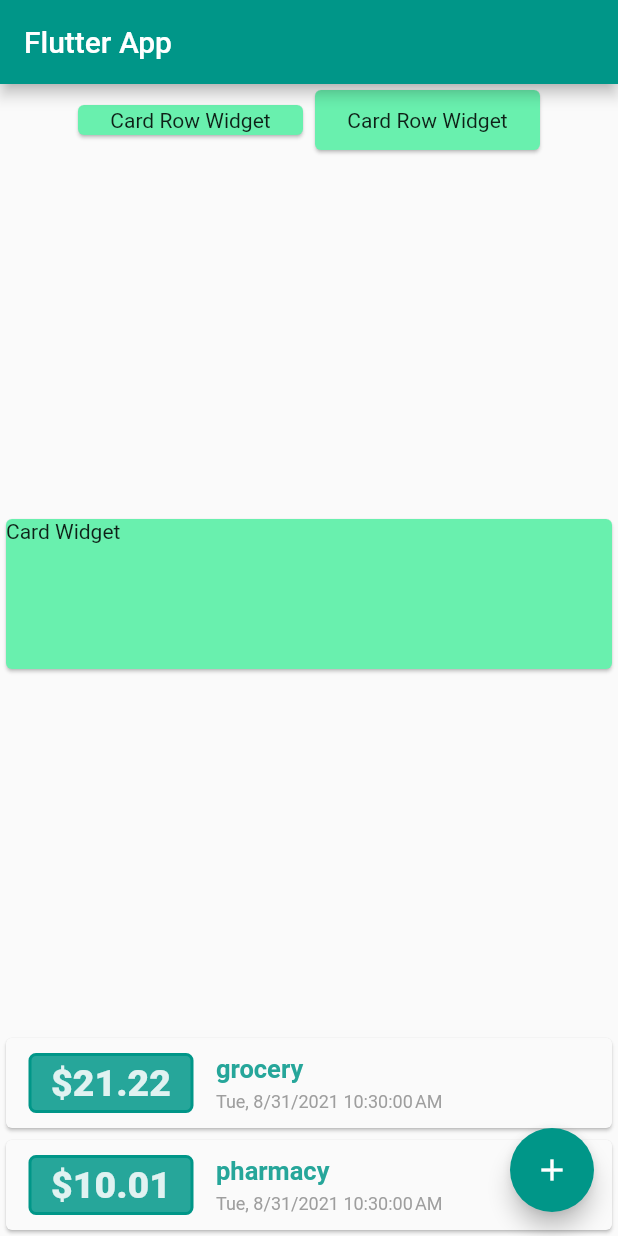
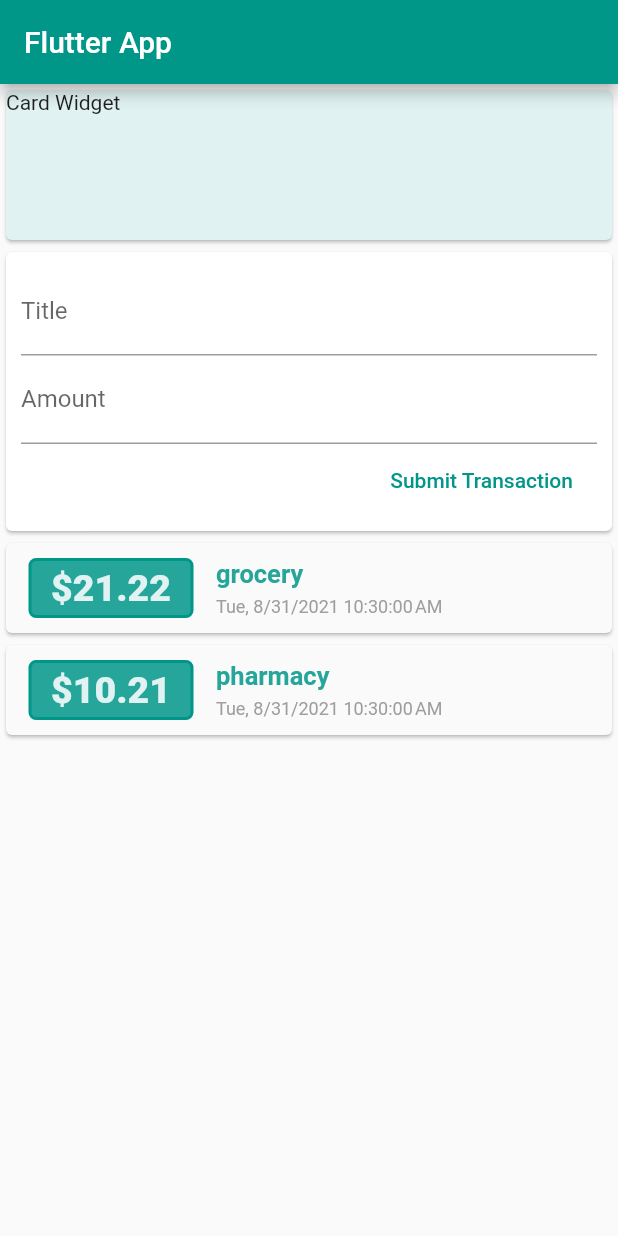
Before and after one commit to inisoultani/flutter-expense-planner, a Flutter app: the screen it shows after launch, on a phone screen of 412 x 824 dp. Run offline on Flutter 3.47's test engine with Material 2 defaults, Android fonts, the phone set to English and light mode, and no system bars.

Commit message:
refactor widget

```diff
--- a/lib/main.dart
+++ b/lib/main.dart
@@ -1,6 +1,5 @@
 import 'package:flutter/material.dart';
-import 'package:intl/intl.dart';
-import './transaction.dart';
+import 'widgets/user_transactions.dart';
 
 void main() => runApp(ExpensePlannerApp());
 
@@ -19,70 +18,7 @@ class ExpensePlannerApp extends StatelessWidget {
 }
 
 class MyHomePage extends StatelessWidget {
-  final List<Transaction> transactions = [
-    Transaction(
-      id: 't1',
-      amount: 21.22,
-      title: 'grocery',
-      date: DateTime.now(),
-    ),
-    Transaction(
-      id: 't2',
-      amount: 10.01,
-      title: 'pharmacy',
-      date: DateTime.now(),
-    )
-  ];
 
-  List<Card> renderTransactionCards() {
-    return transactions
-        .map((transaction) => Card(
-              child: Row(
-                children: [
-                  Container(
-                    child: Text(
-                      '\$${transaction.amount.toString()}',
-                      style: TextStyle(
-                          color: Colors.teal[50],
-                          fontSize: 25,
-                          fontWeight: FontWeight.w800),
-                    ),
-                    width: 110,
-                    height: 40,
-                    alignment: Alignment.center,
-                    margin: EdgeInsets.symmetric(horizontal: 15, vertical: 10),
-                    decoration: BoxDecoration(
-                        color: Colors.teal[400],
-                        border: Border.all(color: Colors.teal, width: 2),
-                        borderRadius: BorderRadius.circular(5)),
-                  ),
-                  Column(
-                    children: [
-                      Container(
-                        child: Text(
-                          transaction.title,
-                          style: TextStyle(
-                            color: Colors.teal[400],
-                            fontSize: 17,
-                            fontWeight: FontWeight.w700,
-                          ),
-                        ),
-                        margin: EdgeInsets.only(bottom: 5),
-                      ),
-                      Text(
-                        DateFormat.yMEd().add_jms().format(transaction.date),
-                        style: TextStyle(fontSize: 12, color: Colors.grey),
-                      )
-                    ],
-                    crossAxisAlignment: CrossAxisAlignment.start,
-                    mainAxisAlignment: MainAxisAlignment.center,
-                  ),
-                ],
-              ),
-              color: Colors.grey[50],
-            ))
-        .toList();
-  }
 
   @override
   Widget build(BuildContext context) {
@@ -90,57 +26,7 @@ class MyHomePage extends StatelessWidget {
       appBar: AppBar(
         title: Text('Flutter App'),
       ),
-      body: Column(
-        mainAxisAlignment: MainAxisAlignment.spaceBetween,
-        crossAxisAlignment: CrossAxisAlignment.center,
-        children: [
-          Row(
-            crossAxisAlignment: CrossAxisAlignment.center,
-            mainAxisAlignment: MainAxisAlignment.center,
-            children: [
-              Card(
-                child: Container(
-                  child: Text('Card Row Widget'),
-                  height: 20,
-                  width: 150,
-                  alignment: Alignment.center,
-                ),
-                elevation: 1,
-                color: Colors.greenAccent,
-              ),
-              Card(
-                child: Container(
-                  child: Text('Card Row Widget'),
-                  height: 40,
-                  width: 150,
-                  alignment: Alignment.center,
-                ),
-                elevation: 1,
-                color: Colors.greenAccent,
-              ),
-            ],
-          ),
-          Card(
-            child: Container(
-              child: Text('Card Widget'),
-              width: double.infinity,
-              height: 100,
-            ),
-            elevation: 1,
-            color: Colors.greenAccent,
-          ),
-          Column(
-            children: [
-              ...renderTransactionCards(),
-            ],
-          )
-        ],
-      ),
-      floatingActionButton: FloatingActionButton(
-        onPressed: null,
-        tooltip: 'Increment',
-        child: Icon(Icons.add),
-      ),
+      body: UserTransactions(),
     );
   }
 }
--- /dev/null
+++ b/lib/widgets/transaction_form.dart
@@ -0,0 +1,39 @@
+import 'package:flutter/material.dart';
+
+class TransactionForm extends StatelessWidget {
+  final titleInputController = TextEditingController();
+  final amountInputController = TextEditingController();
+  final Function createNewTransaction;
+
+  TransactionForm({required this.createNewTransaction});
+
+  @override
+  Widget build(BuildContext context) {
+    return Card(
+      child: Container(
+        child: Column(
+          children: [
+            TextField(
+              controller: titleInputController,
+              decoration: InputDecoration(labelText: 'Title'),
+            ),
+            TextField(
+              controller: amountInputController,
+              decoration: InputDecoration(labelText: 'Amount'),
+            ),
+            FlatButton(
+              onPressed: () => this.createNewTransaction(
+                titleInputController.text,
+                double.parse(amountInputController.text)
+              ),
+              child: Text('Submit Transaction'),
+              textColor: Colors.teal,
+            )
+          ],
+          crossAxisAlignment: CrossAxisAlignment.end,
+        ),
+        padding: EdgeInsets.all(10),
+      ),
+    );
+  }
+}
--- /dev/null
+++ b/lib/widgets/transaction_list.dart
@@ -0,0 +1,69 @@
+import 'package:flutter/material.dart';
+import 'package:intl/intl.dart';
+
+import '../models/transaction.dart';
+
+class TransactionList extends StatelessWidget {
+  final List<Transaction> userTransactions;
+
+  TransactionList({required this.userTransactions});
+
+  List<Card> renderTransactionCards() {
+    return userTransactions
+        .map((transaction) => Card(
+              child: Row(
+                children: [
+                  Container(
+                    child: Text(
+                      '\$${transaction.amount.toString()}',
+                      style: TextStyle(
+                          color: Colors.teal[50],
+                          fontSize: 25,
+                          fontWeight: FontWeight.w800),
+                    ),
+                    width: 110,
+                    height: 40,
+                    alignment: Alignment.center,
+                    margin: EdgeInsets.symmetric(horizontal: 15, vertical: 10),
+                    decoration: BoxDecoration(
+                        color: Colors.teal[400],
+                        border: Border.all(color: Colors.teal, width: 2),
+                        borderRadius: BorderRadius.circular(5)),
+                  ),
+                  Column(
+                    children: [
+                      Container(
+                        child: Text(
+                          transaction.title,
+                          style: TextStyle(
+                            color: Colors.teal[400],
+                            fontSize: 17,
+                            fontWeight: FontWeight.w700,
+                          ),
+                        ),
+                        margin: EdgeInsets.only(bottom: 5),
+                      ),
+                      Text(
+                        DateFormat.yMEd().add_jms().format(transaction.date),
+                        style: TextStyle(fontSize: 12, color: Colors.grey),
+                      )
+                    ],
+                    crossAxisAlignment: CrossAxisAlignment.start,
+                    mainAxisAlignment: MainAxisAlignment.center,
+                  ),
+                ],
+              ),
+              color: Colors.grey[50],
+            ))
+        .toList();
+  }
+
+  @override
+  Widget build(BuildContext context) {
+    return Column(
+      children: [
+        ...this.renderTransactionCards(),
+      ],
+    );
+  }
+}
--- /dev/null
+++ b/lib/widgets/user_transactions.dart
@@ -0,0 +1,61 @@
+import 'package:flutter/material.dart';
+import './transaction_list.dart';
+import './transaction_form.dart';
+import '../models/transaction.dart';
+
+class UserTransactions extends StatefulWidget {
+  const UserTransactions({Key? key}) : super(key: key);
+
+  @override
+  _UserTransactionsState createState() => _UserTransactionsState();
+}
+
+class _UserTransactionsState extends State<UserTransactions> {
+  final List<Transaction> _userTransactions = [
+    Transaction(
+      id: 't1',
+      amount: 21.22,
+      title: 'grocery',
+      date: DateTime.now(),
+    ),
+    Transaction(
+      id: 't2',
+      amount: 10.21,
+      title: 'pharmacy',
+      date: DateTime.now(),
+    )
+  ];
+
+
+  void createNewTransaction(String title, double amount) {
+    setState(() {
+      _userTransactions.add(Transaction(
+        id: '123adf',
+        date: DateTime.now(),
+        title: title,
+        amount: amount,
+      ));
+    });
+  }
+
+  @override
+  Widget build(BuildContext context) {
+    return Column(
+      mainAxisAlignment: MainAxisAlignment.start,
+      crossAxisAlignment: CrossAxisAlignment.center,
+      children: [
+        Card(
+          child: Container(
+            child: Text('Card Widget'),
+            width: double.infinity,
+            height: 100,
+          ),
+          elevation: 1,
+          color: Colors.teal[50],
+        ),
+        TransactionForm(createNewTransaction: this.createNewTransaction,),
+        TransactionList(userTransactions: this._userTransactions,),
+      ],
+    );
+  }
+}
```
Also changed, not shown: lib/models/transaction.dart (renamed from lib/transaction.dart).
